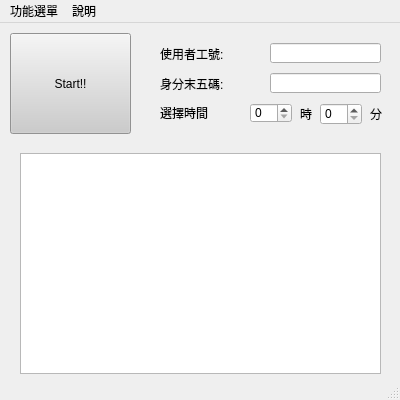
Before: the Qt Designer form AutoStatement_QT/Asist_UI.ui in shinfon/Python_project, drawn with Qt 5.
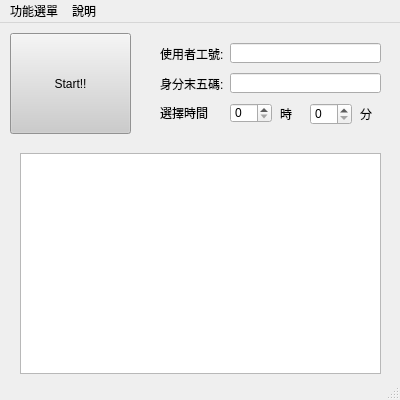
After: the same form once the commit is applied. Icons and pictures are not drawn.

```diff
--- a/AutoStatement_QT/Asist_UI.ui
+++ b/AutoStatement_QT/Asist_UI.ui
@@ -136,7 +136,7 @@
    <widget class="QSpinBox" name="hr_spin">
     <property name="geometry">
      <rect>
-      <x>250</x>
+      <x>230</x>
       <y>80</y>
       <width>42</width>
       <height>20</height>
@@ -149,7 +149,7 @@
    <widget class="QSpinBox" name="minute_spin">
     <property name="geometry">
      <rect>
-      <x>320</x>
+      <x>310</x>
       <y>80</y>
       <width>42</width>
       <height>22</height>
@@ -162,9 +162,9 @@
    <widget class="QLineEdit" name="acc_input">
     <property name="geometry">
      <rect>
-      <x>270</x>
+      <x>230</x>
       <y>20</y>
-      <width>111</width>
+      <width>151</width>
       <height>20</height>
      </rect>
     </property>
@@ -172,9 +172,9 @@
    <widget class="QLineEdit" name="pwd_input">
     <property name="geometry">
      <rect>
-      <x>270</x>
+      <x>230</x>
       <y>50</y>
-      <width>111</width>
+      <width>151</width>
       <height>20</height>
      </rect>
     </property>
@@ -182,7 +182,7 @@
    <widget class="QLabel" name="hr_lab">
     <property name="geometry">
      <rect>
-      <x>300</x>
+      <x>280</x>
       <y>80</y>
       <width>16</width>
       <height>21</height>
@@ -195,7 +195,7 @@
    <widget class="QLabel" name="minute_lab">
     <property name="geometry">
      <rect>
-      <x>370</x>
+      <x>360</x>
       <y>80</y>
       <width>16</width>
       <height>21</height>
```
Left out of the diff: 2 changed lines with no effect on the pictures.
